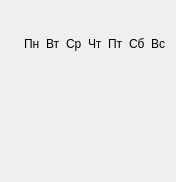
Before: the Qt Designer form src/desktop/bj/calendarWidget.ui in Aspenka/Planner, drawn with Qt 5.
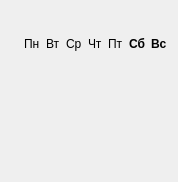
After: the same form once the commit is applied. Custom widgets are drawn as their Qt base class.

The edit to the form file:
```diff
--- a/src/desktop/bj/calendarWidget.ui
+++ b/src/desktop/bj/calendarWidget.ui
@@ -120,6 +120,9 @@
      </item>
      <item row="0" column="6">
       <widget class="QLabel" name="satLabel">
+       <property name="styleSheet">
+        <string notr="true">font: bold</string>
+       </property>
        <property name="text">
         <string>Сб</string>
        </property>
@@ -148,6 +151,9 @@
      </item>
      <item row="0" column="7">
       <widget class="QLabel" name="sunLabel">
+       <property name="styleSheet">
+        <string notr="true">font: bold</string>
+       </property>
        <property name="text">
         <string>Вс</string>
        </property>
```
